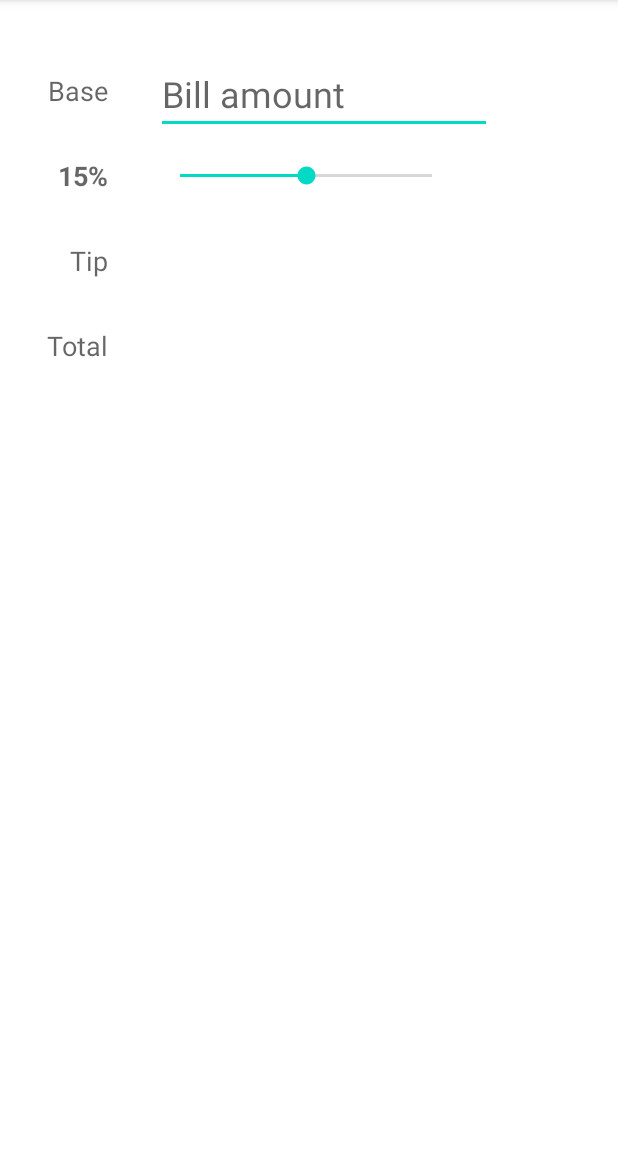
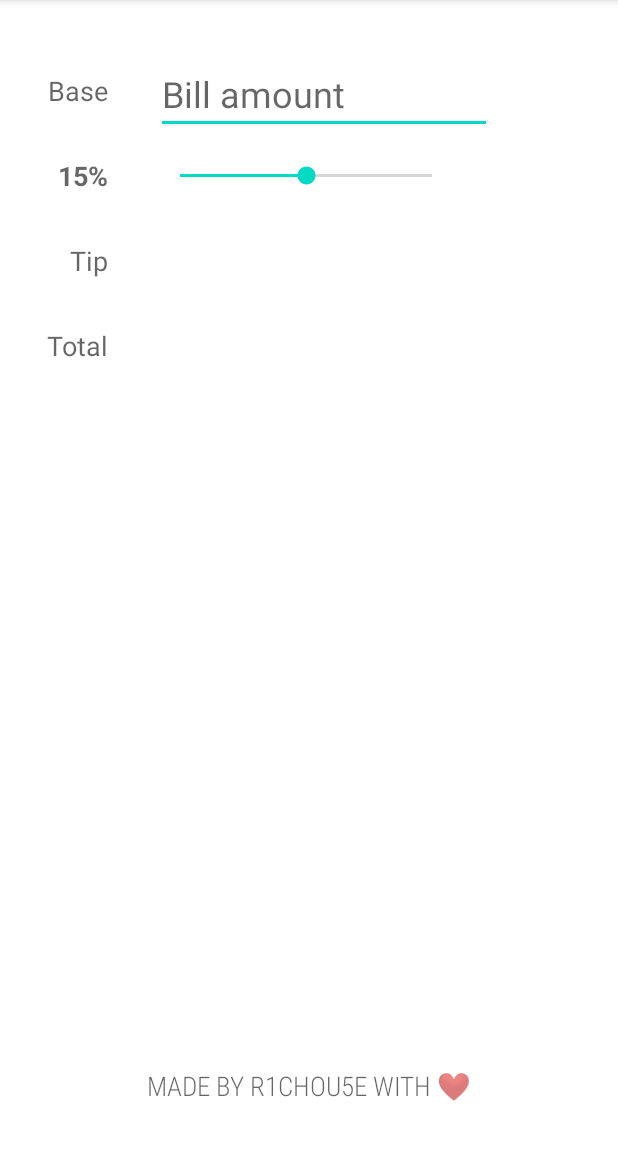
Before and after one commit to r1chou5e/tippy-kotlin-android-app, an Android app: the screen it shows after launch (MainActivity), on a phone screen of 412 x 824 dp, the part 84-1236 px from its top. Run offline under Robolectric (Android 15) with nearby library versions, the phone set to English and light mode, and no system bars.

Commit message:
[add] footer

```diff
--- a/app/src/main/res/layout/activity_main.xml
+++ b/app/src/main/res/layout/activity_main.xml
@@ -92,4 +92,17 @@
         app:layout_constraintStart_toStartOf="@+id/tvTipAmount"
         app:layout_constraintTop_toTopOf="@+id/tvTotalLabel"
         tools:text="103.11" />
+
+    <TextView
+        android:id="@+id/tvFooter"
+        android:layout_width="wrap_content"
+        android:layout_height="wrap_content"
+        android:layout_marginBottom="32dp"
+        android:fontFamily="sans-serif-condensed-light"
+        android:text="Made by r1chou5e with ❤️"
+        android:textAllCaps="true"
+        android:textAppearance="@style/TextAppearance.AppCompat.Medium"
+        app:layout_constraintBottom_toBottomOf="parent"
+        app:layout_constraintEnd_toEndOf="parent"
+        app:layout_constraintStart_toStartOf="parent" />
 </androidx.constraintlayout.widget.ConstraintLayout>
```
